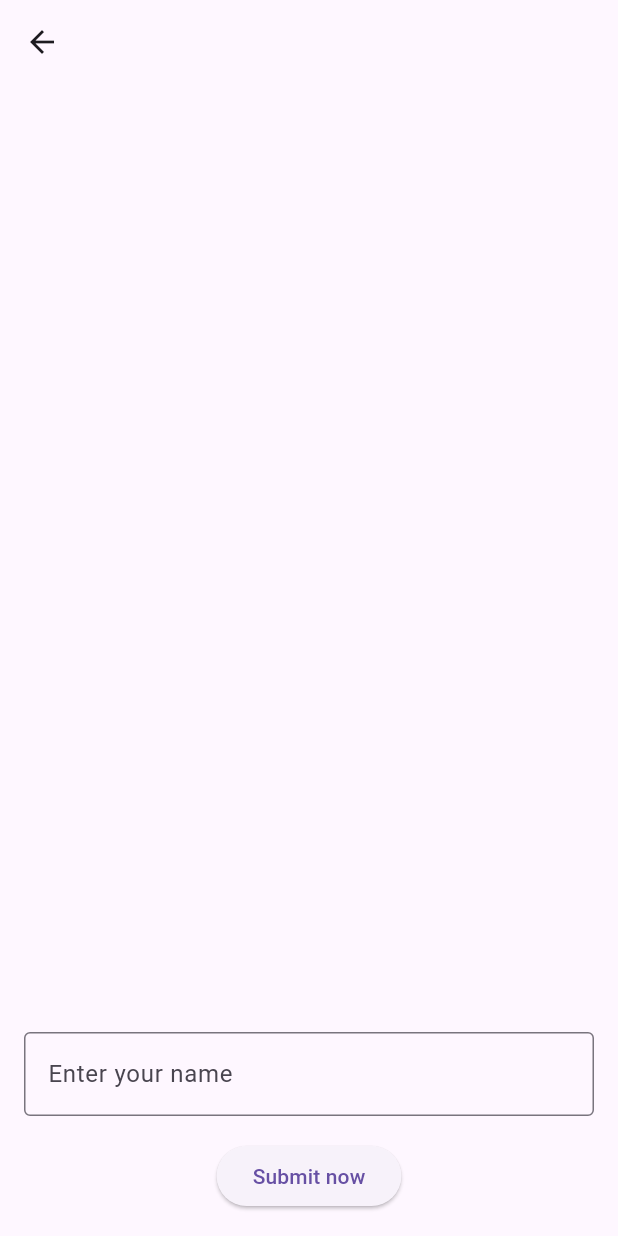
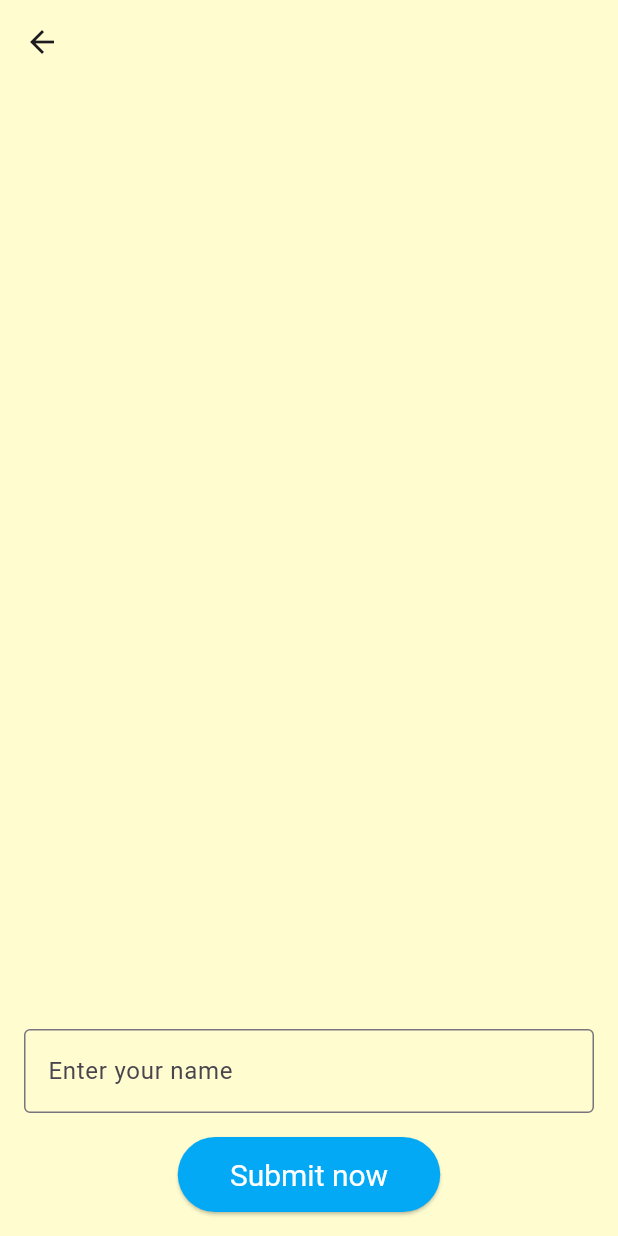
Before and after one commit to CoCo-32/EduQuest, a Flutter app: the QuizDetailPage screen opened directly with empty values, on a phone screen of 412 x 824 dp. Run offline on Flutter 3.47's test engine with Material 3 defaults, Android fonts, the phone set to English and light mode, and no system bars; our stand-ins replace cloud_firestore, firebase_auth, firebase_core; accounts and stored records are empty.

Commit message:
Done with beautification for the rest

```diff
--- a/lib/quiz_detail_page.dart
+++ b/lib/quiz_detail_page.dart
@@ -67,7 +67,9 @@ class _QuizDetailPageState extends State<QuizDetailPage> {
     return Scaffold(
       appBar: AppBar(
         title: Text(widget.quiz['title']),
+        backgroundColor: Color(0xFFFFFDD0),
       ),
+      backgroundColor: Color(0xFFFFFDD0),
       body: Padding(
         padding: const EdgeInsets.all(16.0),
         child: Column(
@@ -111,7 +113,10 @@ class _QuizDetailPageState extends State<QuizDetailPage> {
               ),
             ),
             SizedBox(height: 16),
-            ElevatedButton(
+            SizedBox(
+              width: 175,
+              height: 50,
+              child: ElevatedButton(
                 onPressed: () {
                   if (userName.isNotEmpty) {
                     submitQuiz(context);
@@ -125,6 +130,12 @@ class _QuizDetailPageState extends State<QuizDetailPage> {
                   }
                 },
                 child: Text('Submit now'),
+                style: ElevatedButton.styleFrom(
+                  backgroundColor: Colors.lightBlue,
+                  foregroundColor: Colors.white,
+                  textStyle: TextStyle(fontSize: 20),
+                ),
+              ),
             ),
           ],
         ),
```
Also changed, not shown: lib/assessment_detail_page.dart (+11 -0 lines), lib/lesson_detail_page.dart (+15 -4 lines), lib/quiz_list_page.dart (+9 -1 lines), lib/user_dashboard.dart (+15 -3 lines). Lines whose indentation alone changed are shown as unchanged.
